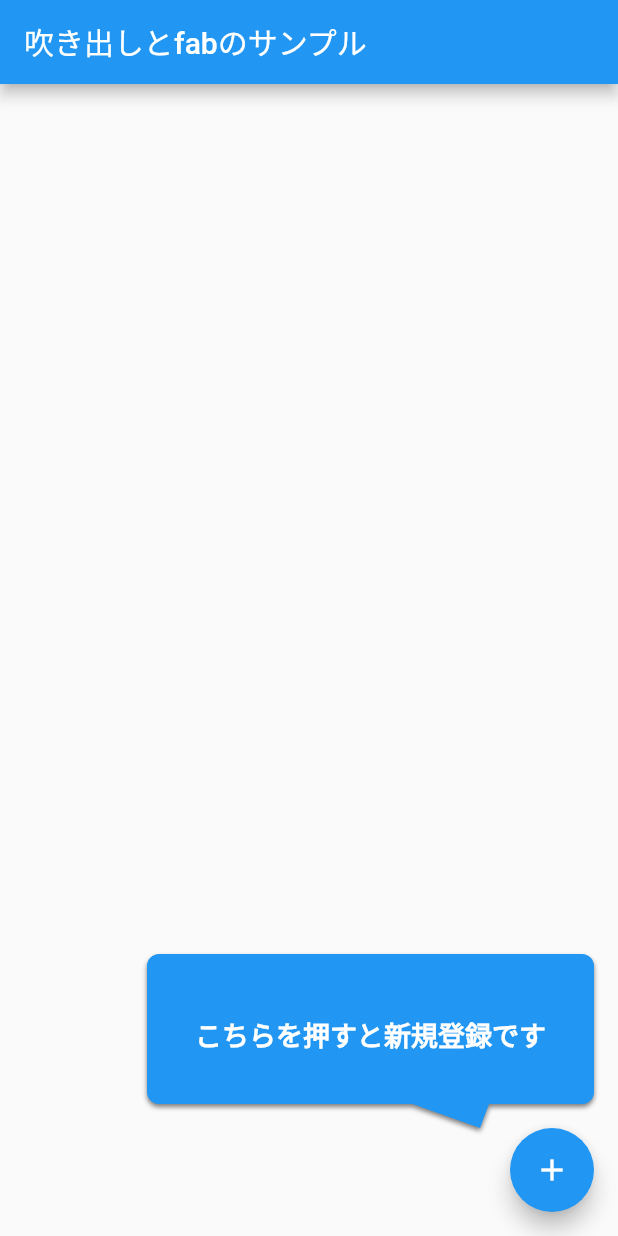
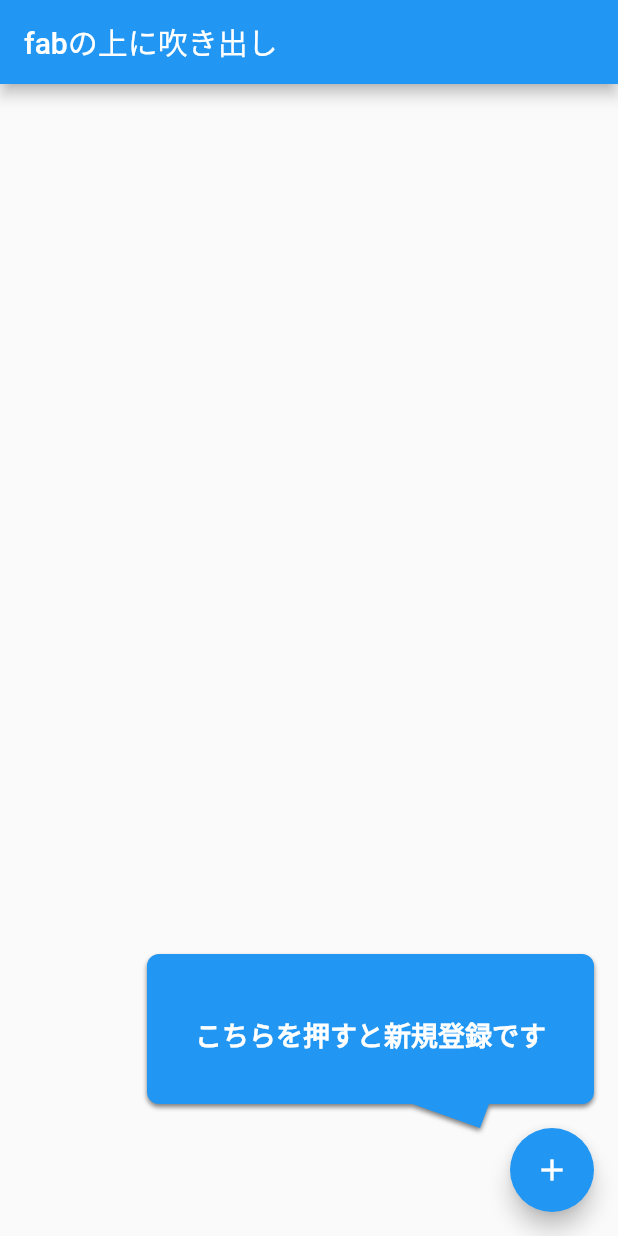
Before and after one commit to na8esin/flutter2_practice, a Flutter app: the MySca screen opened directly, on a phone screen of 412 x 824 dp. Run offline on Flutter 3.47's test engine with Material 2 defaults, Android fonts, the phone set to English and light mode, and no system bars; missing offline and left inert: flutter_portal; generated files the repository leaves out were written again.

Commit message:
bubble: タイトル変更

```diff
--- a/lib/src/bubble/sca.dart
+++ b/lib/src/bubble/sca.dart
@@ -13,7 +13,7 @@ class MySca extends StatelessWidget {
   Widget build(BuildContext context) {
     return Scaffold(
         appBar: AppBar(
-          title: const Text('吹き出しとfabのサンプル'),
+          title: const Text('fabの上に吹き出し'),
         ),
         floatingActionButton: Column(
           crossAxisAlignment: CrossAxisAlignment.end,
```
